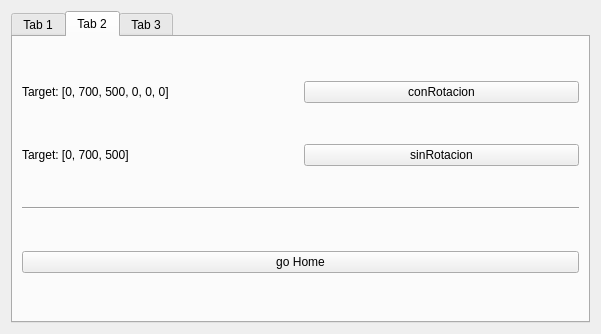
Before: the Qt Designer form components/mueveBrazo/src/mainUI.ui in robocomp/robocomp-ursus-rockin, drawn with Qt 5.
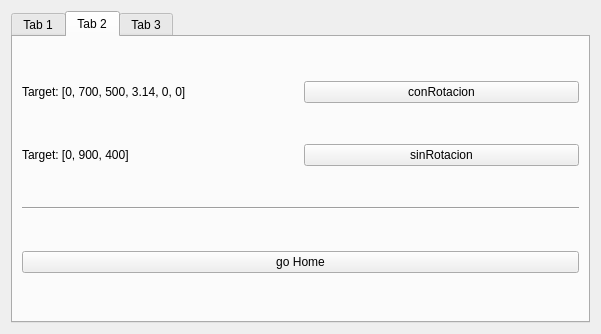
After: the same form once the commit is applied.

Patch:
```diff
--- a/components/mueveBrazo/src/mainUI.ui
+++ b/components/mueveBrazo/src/mainUI.ui
@@ -164,7 +164,7 @@
          <item>
           <widget class="QLabel" name="label_4">
            <property name="text">
-            <string>Target: [0, 700, 500, 0, 0, 0]</string>
+            <string>Target: [0, 700, 500, 3.14, 0, 0]</string>
            </property>
           </widget>
          </item>
@@ -182,7 +182,7 @@
          <item>
           <widget class="QLabel" name="label_5">
            <property name="text">
-            <string>Target: [0, 700, 500]</string>
+            <string>Target: [0, 900, 400]</string>
            </property>
           </widget>
          </item>
```
